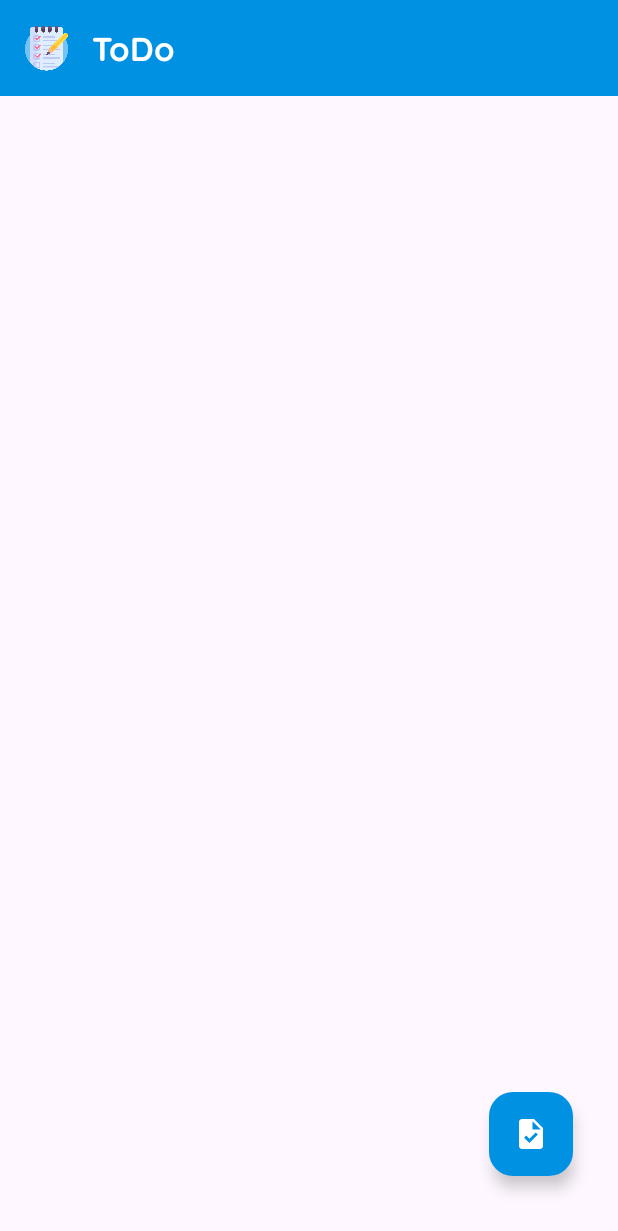
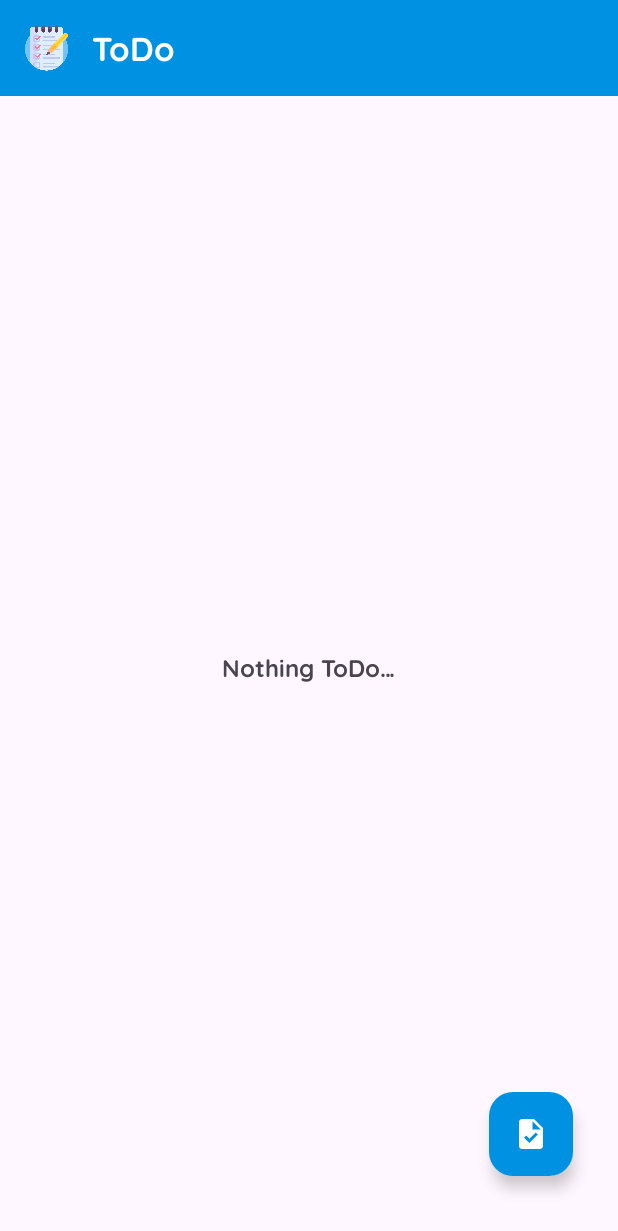
Before and after one commit to JungleMystic/To-Do-List, an Android app: the screen it shows after launch (MainActivity), on a phone screen of 412 x 824 dp. Shown: the top 1231 px of the screen. Run offline under Robolectric (Android 15) with nearby library versions, the phone set to English and light mode, and no system bars; our stand-ins replace Room's generated code, data binding; libraries missing offline, so code that uses them is left out: com.vmadalin.easypermissions.

Commit message:
Initial Commit v1.0.0

```diff
--- a/app/src/main/java/com/lrm/todolist/fragments/AddToDoFragment.kt
+++ b/app/src/main/java/com/lrm/todolist/fragments/AddToDoFragment.kt
@@ -7,6 +7,7 @@ import android.view.LayoutInflater
 import android.view.View
 import android.view.ViewGroup
 import android.view.WindowManager
+import android.widget.Toast
 import androidx.fragment.app.DialogFragment
 import androidx.fragment.app.activityViewModels
 import com.google.android.material.datepicker.CalendarConstraints
@@ -79,6 +80,7 @@ class AddToDoFragment : DialogFragment() {
         if (viewModel.isEntryValid(requireContext(), title, date, time)) {
             viewModel.addNewToDo(title, date, time)
             dismiss()
+            Toast.makeText(requireContext(), "Successfully added...", Toast.LENGTH_SHORT).show()
         }
     }
 
--- a/app/src/main/java/com/lrm/todolist/fragments/ToDoListFragment.kt
+++ b/app/src/main/java/com/lrm/todolist/fragments/ToDoListFragment.kt
@@ -43,13 +43,20 @@ class ToDoListFragment : Fragment(), EasyPermissions.PermissionCallbacks {
     override fun onViewCreated(view: View, savedInstanceState: Bundle?) {
         super.onViewCreated(view, savedInstanceState)
 
-        val adapter = ToDoListAdapter {
+        val adapter = ToDoListAdapter(requireActivity(), requireContext(), viewModel) {
             Toast.makeText(requireContext(), "Item Clicked", Toast.LENGTH_SHORT).show()
         }
 
         binding.recyclerView.adapter = adapter
         viewModel.getAll.observe(this.viewLifecycleOwner) { todo ->
-            todo.let { adapter.submitList(it) }
+            if (todo.isEmpty()) {
+                binding.recyclerView.visibility = View.GONE
+                binding.noTodoFound.visibility = View.VISIBLE
+            } else {
+                binding.recyclerView.visibility = View.VISIBLE
+                binding.noTodoFound.visibility = View.GONE
+                todo.let { adapter.submitList(it) }
+            }
         }
 
         binding.addItemFab.setOnClickListener {
--- a/app/src/main/res/layout/fragment_to_do_list.xml
+++ b/app/src/main/res/layout/fragment_to_do_list.xml
@@ -67,6 +67,19 @@
         app:layoutManager="androidx.recyclerview.widget.LinearLayoutManager"
         tools:listitem="@layout/to_do_list_item"/>
 
+    <TextView
+        android:id="@+id/no_todo_found"
+        android:layout_width="wrap_content"
+        android:layout_height="wrap_content"
+        android:visibility="gone"
+        android:fontFamily="@font/quicksand_bold"
+        android:textSize="16sp"
+        android:text="@string/nothing_todo"
+        app:layout_constraintStart_toStartOf="parent"
+        app:layout_constraintEnd_toEndOf="parent"
+        app:layout_constraintTop_toBottomOf="@id/app_bar"
+        app:layout_constraintBottom_toBottomOf="parent"/>
+
     <com.google.android.material.floatingactionbutton.FloatingActionButton
         android:id="@+id/add_item_fab"
         android:layout_width="wrap_content"
--- a/app/src/main/res/values/strings.xml
+++ b/app/src/main/res/values/strings.xml
@@ -8,4 +8,9 @@
     <string name="time">Time <font color='#f9154a'>*</font></string>
     <string name="cancel">Cancel</string>
     <string name="save">Save</string>
+    <string name="delete">Delete</string>
+    <string name="no">No</string>
+    <string name="yes">Yes</string>
+    <string name="delete_message">Are you sure you want to Delete…?</string>
+    <string name="nothing_todo">Nothing ToDo…</string>
 </resources>
```
Also changed, not shown: app/src/main/java/com/lrm/todolist/adapter/ToDoListAdapter.kt (+38 -0 lines), app/src/main/java/com/lrm/todolist/viewmodel/ToDoViewModel.kt (+6 -3 lines), app/src/main/res/layout/custom_delete_dialog.xml (added, +78 -0 lines).
